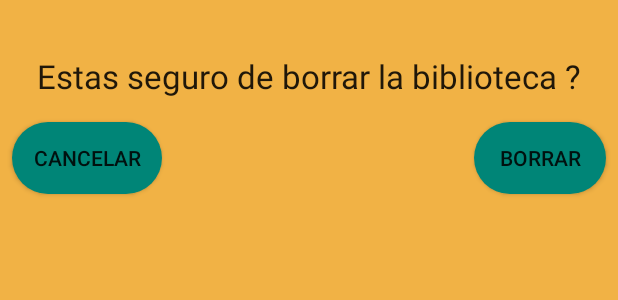
After one commit to ESDEFRANC/Bookly, an Android app: the layout activity_delete_drawer.xml on its own in the app's theme, with its tools: preview values and no code run, on a phone screen of 412 x 824 dp. The commit adds this screen. Shown: the top 300 px of the screen. Run offline under Robolectric (Android 15) with nearby library versions, the phone set to English and light mode, and no system bars.

Commit message:
delete biblio and shelfs
Delete biblio and the shelf on it

```diff
--- a/app/src/main/AndroidManifest.xml
+++ b/app/src/main/AndroidManifest.xml
@@ -16,7 +16,7 @@
         <activity android:name=".BooksActivity"></activity>
         <activity android:name=".AddBook" />
         <activity android:name=".Books" />
-        <activity android:name=".Shelfs" />
+        <activity android:name=".ShelfsActivity" />
         <activity android:name=".SplashScreen" />
         <activity android:name=".DrawersActivity">
             <intent-filter>
--- a/app/src/main/java/com/altemir/adria/bookly/Shelfs.kt
+++ b/app/src/main/java/com/altemir/adria/bookly/ShelfsActivity.kt
@@ -17,11 +17,10 @@ import com.google.firebase.database.DataSnapshot
 import com.google.firebase.database.DatabaseError
 import com.google.firebase.database.FirebaseDatabase
 import com.google.firebase.database.ValueEventListener
-import kotlinx.android.synthetic.main.activity_create_biblio.*
 import kotlinx.android.synthetic.main.activity_create_shelf.*
 import java.util.UUID.randomUUID
 
-class Shelfs : AppCompatActivity() {
+class ShelfsActivity : AppCompatActivity() {
 
     val shelfs = arrayListOf<Shelf>()
     val shelfsName = arrayListOf<String>()
@@ -110,7 +109,7 @@ class Shelfs : AppCompatActivity() {
                         }
 
                     }
-                    val adapter = customShelf(this@Shelfs, shelfs)
+                    val adapter = customShelf(this@ShelfsActivity, shelfs)
                     gridShelf.adapter = adapter
                 }
             }
--- a/app/src/main/res/layout/activity_create_shelf.xml
+++ b/app/src/main/res/layout/activity_create_shelf.xml
@@ -4,7 +4,7 @@
     xmlns:tools="http://schemas.android.com/tools"
     android:layout_width="match_parent"
     android:layout_height="match_parent"
-    tools:context=".Shelfs">
+    tools:context=".ShelfsActivity">
 
     <GridView
         android:id="@+id/gridShelf"
--- /dev/null
+++ b/app/src/main/res/layout/activity_delete_drawer.xml
@@ -0,0 +1,45 @@
+<?xml version="1.0" encoding="utf-8"?>
+<android.support.constraint.ConstraintLayout
+    xmlns:android="http://schemas.android.com/apk/res/android" android:layout_width="match_parent"
+    xmlns:app="http://schemas.android.com/apk/res-auto"
+    android:layout_height="match_parent"
+    android:background="#F1B245">
+
+    <TextView
+        android:id="@+id/Info"
+        android:layout_width="wrap_content"
+        android:layout_height="wrap_content"
+        android:layout_marginStart="8dp"
+        android:layout_marginTop="36dp"
+        android:layout_marginEnd="8dp"
+        android:text="@string/Estassegurodeborrar"
+        android:textAppearance="?android:attr/textAppearanceLarge"
+        app:layout_constraintEnd_toEndOf="parent"
+        app:layout_constraintStart_toStartOf="parent"
+        app:layout_constraintTop_toTopOf="parent" />
+
+
+    <Button
+        android:id="@+id/btnBorrar"
+        android:layout_width="wrap_content"
+        android:layout_height="wrap_content"
+        android:layout_marginTop="16dp"
+        android:layout_marginEnd="8dp"
+        android:background="@drawable/rounded_button"
+        android:text="@string/Borrar"
+        app:layout_constraintEnd_toEndOf="parent"
+        app:layout_constraintTop_toBottomOf="@+id/Info" />
+
+    <Button
+        android:id="@+id/btnCancelar"
+        android:layout_width="100dp"
+        android:layout_height="wrap_content"
+        android:layout_marginStart="8dp"
+        android:layout_marginTop="16dp"
+        android:background="@drawable/rounded_button"
+        android:text="@string/cancelar"
+        app:layout_constraintStart_toStartOf="parent"
+        app:layout_constraintTop_toBottomOf="@+id/Info" />
+
+
+</android.support.constraint.ConstraintLayout>
--- a/app/src/main/res/values/strings.xml
+++ b/app/src/main/res/values/strings.xml
@@ -21,6 +21,8 @@
     <string name="Que_desea_hacer">Que desea hacer?</string>
     <string name="Eliminar">Eliminar</string>
     <string name="Actualizar">Actualizar</string>
+    <string name="Estassegurodeborrar">Estas seguro de borrar la biblioteca ?</string>
+    <string name="Borrar">Borrar</string>
 
 
 </resources>
```
Also changed, not shown: app/src/main/java/com/altemir/adria/bookly/DrawersActivity.kt (+38 -1 lines).
